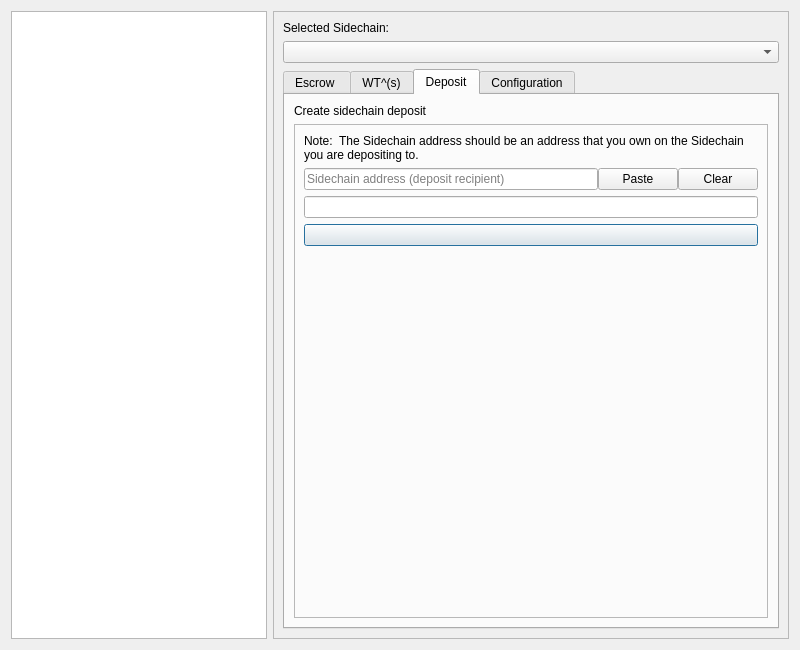
The window that src/qt/forms/sidechainpage.ui (DriveNetTESTDRIVE/DriveNet) describes before a commit, drawn with Qt 5.
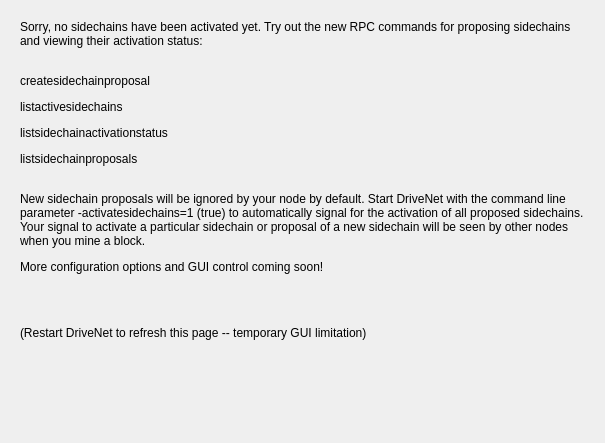
The same window after the commit. The open tabs and pages were chosen to show the change. Icons and pictures are not drawn. Custom widgets are drawn as their Qt base class.

Commit message: Add sidechain activation by voting

```diff
--- a/src/qt/forms/sidechainpage.ui
+++ b/src/qt/forms/sidechainpage.ui
@@ -6,15 +6,22 @@
    <rect>
     <x>0</x>
     <y>0</y>
-    <width>800</width>
-    <height>650</height>
+    <width>605</width>
+    <height>443</height>
    </rect>
   </property>
   <property name="windowTitle">
    <string>Form</string>
   </property>
-  <layout class="QHBoxLayout" name="horizontalLayout">
+  <layout class="QVBoxLayout" name="verticalLayout_6">
    <item>
+    <widget class="QStackedWidget" name="stackedWidgetMain">
+     <property name="currentIndex">
+      <number>0</number>
+     </property>
+     <widget class="QWidget" name="page">
+      <layout class="QGridLayout" name="gridLayout">
+       <item row="0" column="0">
     <widget class="QListWidget" name="listWidgetSidechains">
      <property name="sizePolicy">
       <sizepolicy hsizetype="Maximum" vsizetype="Expanding">
@@ -35,7 +42,7 @@
      </property>
     </widget>
    </item>
-   <item>
+       <item row="0" column="1">
     <widget class="QFrame" name="frame">
      <property name="frameShape">
       <enum>QFrame::StyledPanel</enum>
@@ -348,6 +355,40 @@
        </widget>
       </item>
      </layout>
+        </widget>
+       </item>
+      </layout>
+     </widget>
+     <widget class="QWidget" name="page_2">
+      <layout class="QGridLayout" name="gridLayout_2">
+       <item row="0" column="0">
+        <widget class="QLabel" name="label_6">
+         <property name="text">
+          <string>&lt;html&gt;&lt;head/&gt;&lt;body&gt;&lt;p&gt;Sorry, no sidechains have been activated yet. Try out the new RPC commands for proposing sidechains and viewing their activation status:&lt;br/&gt;&lt;/p&gt;&lt;p&gt;&lt;span style=&quot; font-family:'Hack'; vertical-align:middle;&quot;&gt;createsidechainproposal&lt;/span&gt;&lt;/p&gt;&lt;p&gt;&lt;span style=&quot; font-family:'Hack'; vertical-align:middle;&quot;&gt;listactivesidechains&lt;/span&gt;&lt;/p&gt;&lt;p&gt;&lt;span style=&quot; font-family:'Hack'; vertical-align:middle;&quot;&gt;listsidechainactivationstatus&lt;/span&gt;&lt;/p&gt;&lt;p&gt;&lt;span style=&quot; font-family:'Hack'; vertical-align:middle;&quot;&gt;listsidechainproposals&lt;/span&gt;&lt;br/&gt;&lt;/p&gt;&lt;p&gt;New sidechain proposals will be ignored by your node by default. Start DriveNet with the command line parameter -activatesidechains=1 (true) to automatically signal for the activation of all proposed sidechains. Your signal to activate a particular sidechain or proposal of a new sidechain will be seen by other nodes when you mine a block.&lt;/p&gt;&lt;p&gt;More configuration options and GUI control coming soon!&lt;/p&gt;&lt;p&gt;&lt;br/&gt;&lt;/p&gt;&lt;p&gt;(Restart DriveNet to refresh this page -- temporary GUI limitation)&lt;br/&gt;&lt;/p&gt;&lt;/body&gt;&lt;/html&gt;</string>
+         </property>
+         <property name="scaledContents">
+          <bool>false</bool>
+         </property>
+         <property name="wordWrap">
+          <bool>true</bool>
+         </property>
+        </widget>
+       </item>
+       <item row="1" column="0">
+        <spacer name="verticalSpacer_3">
+         <property name="orientation">
+          <enum>Qt::Vertical</enum>
+         </property>
+         <property name="sizeHint" stdset="0">
+          <size>
+           <width>20</width>
+           <height>40</height>
+          </size>
+         </property>
+        </spacer>
+       </item>
+      </layout>
+     </widget>
     </widget>
    </item>
   </layout>
```
Lines whose indentation alone changed are shown as unchanged. The commit also changes 36 other files.
